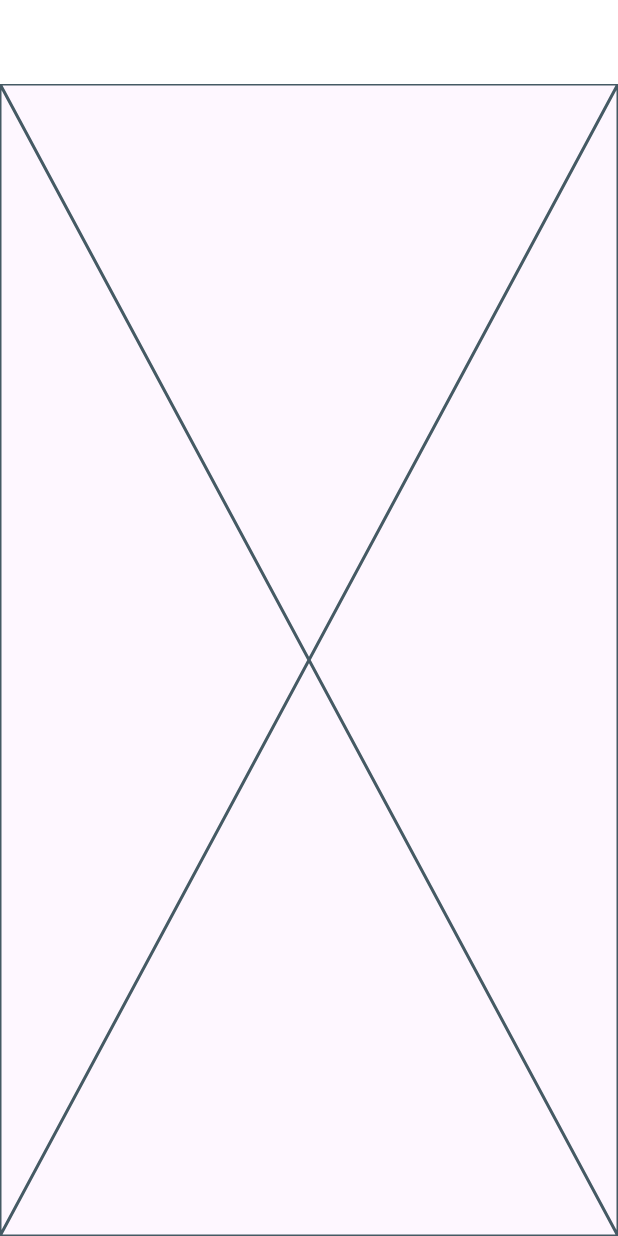
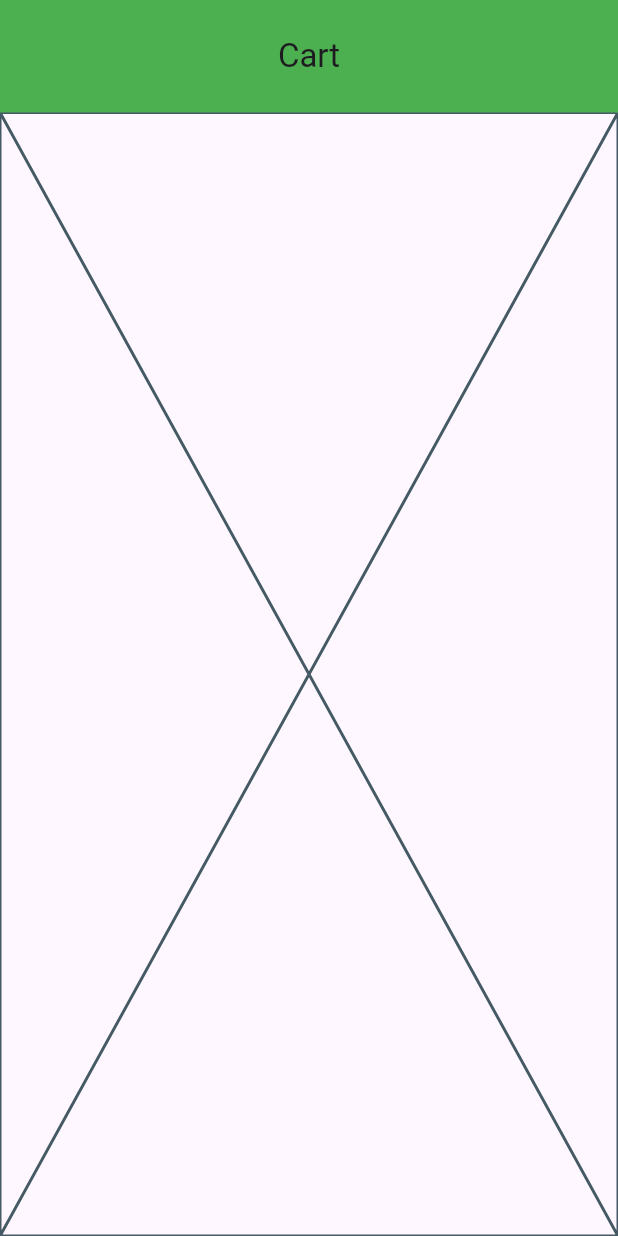
Before and after one commit to Kross26/e_commerce, a Flutter app: the CartView screen opened by its route, on a phone screen of 412 x 824 dp. Run offline on Flutter 3.47's test engine with Material 3 defaults, Android fonts, the phone set to English and light mode, and no system bars; our stand-ins replace bloc, cached_network_image, equatable, font_awesome_flutter, go_router, quickalert; network calls fail.

Commit message:
miinor fixes

```diff
--- a/lib/ui/views/cart_view.dart
+++ b/lib/ui/views/cart_view.dart
@@ -9,7 +9,10 @@ class CartView extends StatelessWidget {
     // double screenWidht = MediaQuery.of(context).size.width;
     return Scaffold(
       appBar: AppBar(
-        backgroundColor: Colors.white,
+        toolbarHeight: 75,
+        backgroundColor: Colors.green,
+        title: const Text('Cart'),
+        centerTitle: true,
       ),
       body: const Placeholder(),
     );
--- a/lib/ui/views/favorite_view.dart
+++ b/lib/ui/views/favorite_view.dart
@@ -7,7 +7,8 @@ class FavoriteView extends StatelessWidget {
   Widget build(BuildContext context) {
     return Scaffold(
       appBar: AppBar(
-        backgroundColor: Colors.white,
+        toolbarHeight: 75,
+        backgroundColor: Colors.green,
         title: const Center(child: Text('Favorite')),
       ),
       body: const Placeholder(),
--- a/lib/ui/views/profile_view.dart
+++ b/lib/ui/views/profile_view.dart
@@ -9,7 +9,8 @@ class ProfileView extends StatelessWidget {
     return Scaffold(
         backgroundColor: Colors.white,
         appBar: AppBar(
-          backgroundColor: Colors.white,
+          toolbarHeight: 75,
+          backgroundColor: Colors.green,
           title: const Center(child: Text('Profile')),
         ),
         body: Padding(
@@ -23,6 +24,7 @@ class ProfileView extends StatelessWidget {
                   ),
                   child: const CircleAvatar(
                     radius: 60,
+                    // imagen profile
                     backgroundImage: NetworkImage(
                         'https://static-00.iconduck.com/assets.00/profile-circle-icon-2048x2048-cqe5466q.png'),
                   ),
--- a/lib/ui/views/support_view.dart
+++ b/lib/ui/views/support_view.dart
@@ -7,7 +7,8 @@ class SupportView extends StatelessWidget {
   Widget build(BuildContext context) {
     return Scaffold(
       appBar: AppBar(
-        backgroundColor: Colors.white,
+        toolbarHeight: 75,
+        backgroundColor: Colors.green,
         title: const Center(child: Text('Support')),
       ),
       body: const Placeholder(),
--- a/lib/ui/widgets/custom_navigationbar.dart
+++ b/lib/ui/widgets/custom_navigationbar.dart
@@ -68,14 +68,14 @@ class NavBar extends StatelessWidget {
 
 Widget navItem(IconData icon, bool selected, {Function()? onTap}) {
   return Container(
-    width: 50,
+    width: 70,
     decoration: const BoxDecoration(
         borderRadius: BorderRadius.all(Radius.circular(20))),
     child: InkWell(
       // hoverColor: Colors.grey,
       focusColor: Colors.blue,
       splashColor: Colors.grey,
-      borderRadius: BorderRadius.circular(20),
+      borderRadius: BorderRadius.circular(90),
       onTap: onTap,
       // responsive design
       child: SizedBox.fromSize(
```
Also changed, not shown: lib/ui/screens/product_detail_screen.dart (+18 -1 lines), lib/ui/views/home_view.dart (+5 -2 lines).
